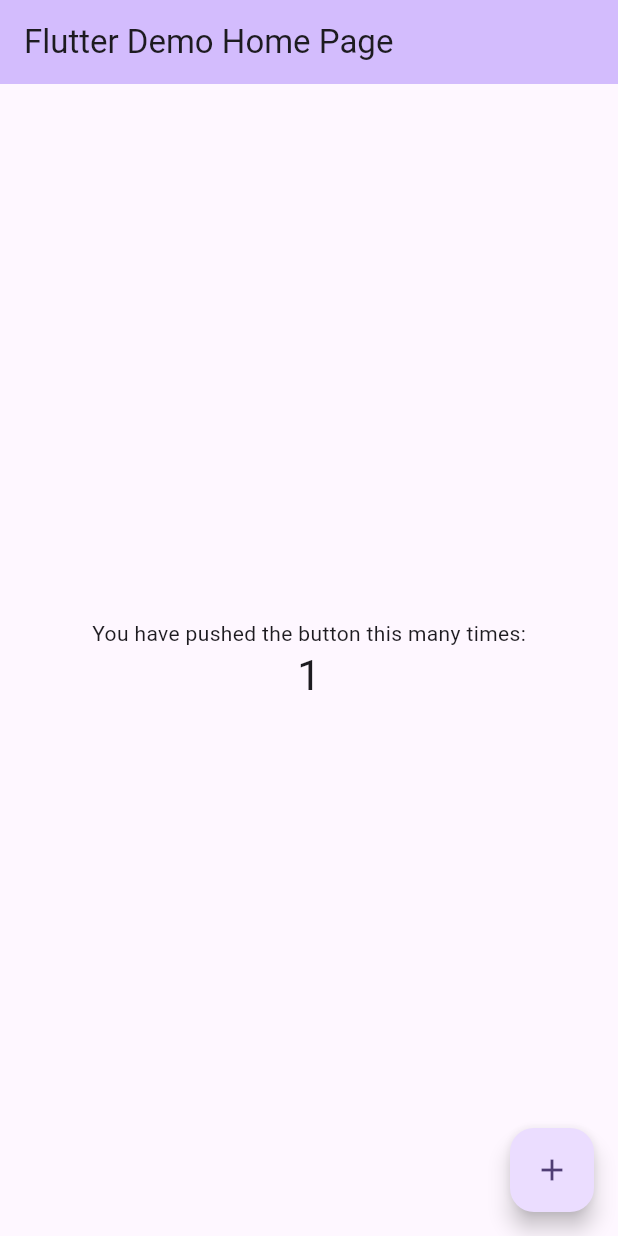
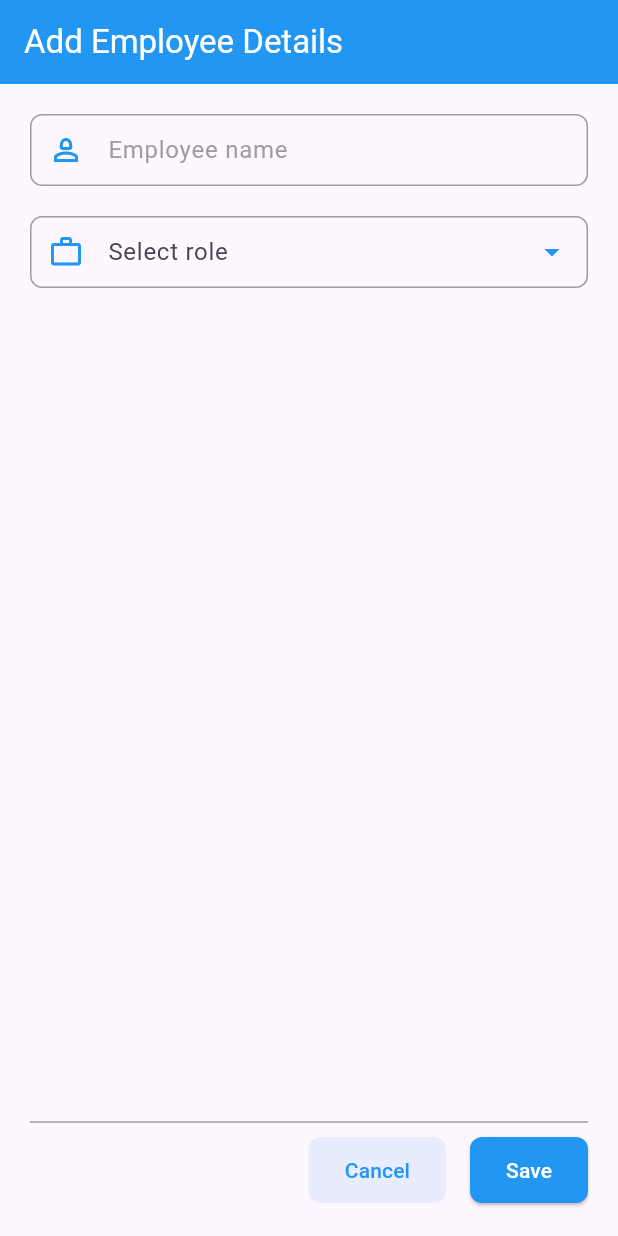
Before and after one commit to imhrsit/RI-Assignment, a Flutter app: the screen it shows after launch, after a tap on the "add" icon, on a phone screen of 412 x 824 dp. Run offline on Flutter 3.47's test engine with Material 3 defaults, Android fonts, the phone set to English and light mode, and no system bars.

Commit message:
home and employee add screen

```diff
--- /dev/null
+++ b/lib/global/colors.dart
@@ -0,0 +1,7 @@
+import 'package:flutter/material.dart';
+
+Color klightBlue = Colors.blueAccent;
+Color kdarkBlue = Colors.blue;
+Color kwhite = Colors.white;
+Color kblack = Colors.black;
+Color kgrey = Colors.grey;
--- a/lib/main.dart
+++ b/lib/main.dart
@@ -1,4 +1,5 @@
 import 'package:flutter/material.dart';
+import 'package:realtime_innovations/views/home_screen.dart';
 
 void main() {
   runApp(const MyApp());
@@ -7,119 +8,15 @@
 class MyApp extends StatelessWidget {
   const MyApp({super.key});
 
-  // This widget is the root of your application.
   @override
   Widget build(BuildContext context) {
     return MaterialApp(
-      title: 'Flutter Demo',
+      debugShowCheckedModeBanner: false,
+      title: 'Realtime Innovations',
       theme: ThemeData(
-        // This is the theme of your application.
-        //
-        // TRY THIS: Try running your application with "flutter run". You'll see
-        // the application has a purple toolbar. Then, without quitting the app,
-        // try changing the seedColor in the colorScheme below to Colors.green
-        // and then invoke "hot reload" (save your changes or press the "hot
-        // reload" button in a Flutter-supported IDE, or press "r" if you used
-        // the command line to start the app).
-        //
-        // Notice that the counter didn't reset back to zero; the application
-        // state is not lost during the reload. To reset the state, use hot
-        // restart instead.
-        //
-        // This works for code too, not just values: Most code changes can be
-        // tested with just a hot reload.
-        colorScheme: ColorScheme.fromSeed(seedColor: Colors.deepPurple),
         useMaterial3: true,
       ),
-      home: const MyHomePage(title: 'Flutter Demo Home Page'),
+      home: const HomeScreen(),
     );
   }
 }
-
-class MyHomePage extends StatefulWidget {
-  const MyHomePage({super.key, required this.title});
-
-  // This widget is the home page of your application. It is stateful, meaning
-  // that it has a State object (defined below) that contains fields that affect
-  // how it looks.
-
-  // This class is the configuration for the state. It holds the values (in this
-  // case the title) provided by the parent (in this case the App widget) and
-  // used by the build method of the State. Fields in a Widget subclass are
-  // always marked "final".
-
-  final String title;
-
-  @override
-  State<MyHomePage> createState() => _MyHomePageState();
-}
-
-class _MyHomePageState extends State<MyHomePage> {
-  int _counter = 0;
-
-  void _incrementCounter() {
-    setState(() {
-      // This call to setState tells the Flutter framework that something has
-      // changed in this State, which causes it to rerun the build method below
-      // so that the display can reflect the updated values. If we changed
-      // _counter without calling setState(), then the build method would not be
-      // called again, and so nothing would appear to happen.
-      _counter++;
-    });
-  }
-
-  @override
-  Widget build(BuildContext context) {
-    // This method is rerun every time setState is called, for instance as done
-    // by the _incrementCounter method above.
-    //
-    // The Flutter framework has been optimized to make rerunning build methods
-    // fast, so that you can just rebuild anything that needs updating rather
-    // than having to individually change instances of widgets.
-    return Scaffold(
-      appBar: AppBar(
-        // TRY THIS: Try changing the color here to a specific color (to
-        // Colors.amber, perhaps?) and trigger a hot reload to see the AppBar
-        // change color while the other colors stay the same.
-        backgroundColor: Theme.of(context).colorScheme.inversePrimary,
-        // Here we take the value from the MyHomePage object that was created by
-        // the App.build method, and use it to set our appbar title.
-        title: Text(widget.title),
-      ),
-      body: Center(
-        // Center is a layout widget. It takes a single child and positions it
-        // in the middle of the parent.
-        child: Column(
-          // Column is also a layout widget. It takes a list of children and
-          // arranges them vertically. By default, it sizes itself to fit its
-          // children horizontally, and tries to be as tall as its parent.
-          //
-          // Column has various properties to control how it sizes itself and
-          // how it positions its children. Here we use mainAxisAlignment to
-          // center the children vertically; the main axis here is the vertical
-          // axis because Columns are vertical (the cross axis would be
-          // horizontal).
-          //
-          // TRY THIS: Invoke "debug painting" (choose the "Toggle Debug Paint"
-          // action in the IDE, or press "p" in the console), to see the
-          // wireframe for each widget.
-          mainAxisAlignment: MainAxisAlignment.center,
-          children: <Widget>[
-            const Text(
-              'You have pushed the button this many times:',
-            ),
-            Text(
-              '$_counter',
-              style: Theme.of(context).textTheme.headlineMedium,
-            ),
-          ],
-        ),
-      ),
-      floatingActionButton: FloatingActionButton(
-        onPressed: _incrementCounter,
-        tooltip: 'Increment',
-        child: const Icon(Icons.add),
-      ), // This trailing comma makes auto-formatting nicer for build methods.
-    );
-  }
-}
--- /dev/null
+++ b/lib/views/add_employee_details.dart
@@ -0,0 +1,169 @@
+import 'package:flutter/material.dart';
+import 'package:realtime_innovations/global/colors.dart';
+
+class AddEmployeeDetails extends StatefulWidget {
+  const AddEmployeeDetails({super.key});
+
+  @override
+  State<AddEmployeeDetails> createState() => _AddEmployeeDetailsState();
+}
+
+class _AddEmployeeDetailsState extends State<AddEmployeeDetails> {
+  String? selectedRole;
+  DateTime? selectedDate;
+  final TextEditingController _nameController = TextEditingController();
+
+  @override
+  void dispose() {
+    _nameController.dispose();
+    super.dispose();
+  }
+
+  @override
+  Widget build(BuildContext context) {
+    return Scaffold(
+      appBar: AppBar(
+        title: const Text('Add Employee Details'),
+        backgroundColor: Colors.blue,
+        foregroundColor: Colors.white,
+        automaticallyImplyLeading: false,
+      ),
+      body: Padding(
+        padding: const EdgeInsets.all(20.0),
+        child: Column(
+          children: [
+            // Updated Employee name text field
+            TextFormField(
+              controller: _nameController,
+              decoration: InputDecoration(
+                labelText: _nameController.text.isEmpty ? 'Employee name' : '',
+                floatingLabelBehavior: FloatingLabelBehavior.auto,
+                labelStyle: TextStyle(color: kgrey),
+                prefixIcon: Icon(Icons.person_2_outlined, color: kdarkBlue,),
+                contentPadding: const EdgeInsets.symmetric(vertical: 10, horizontal: 12),
+                border: OutlineInputBorder(
+                  borderRadius: BorderRadius.circular(8),
+                ),
+                enabledBorder: OutlineInputBorder(
+                  borderRadius: BorderRadius.circular(8),
+                  borderSide: BorderSide(color: kgrey),
+                ),
+                focusedBorder: OutlineInputBorder(
+                  borderRadius: BorderRadius.circular(8),
+                  borderSide: BorderSide(color: kgrey),
+                ),
+              ),
+            ),
+            const SizedBox(height: 20),
+
+            // Updated Role dropdown
+            TextFormField(
+              readOnly: true,
+              onTap: () {
+                showModalBottomSheet(
+                  context: context,
+                  shape: const RoundedRectangleBorder(
+                    borderRadius: BorderRadius.vertical(top: Radius.circular(15)),
+                  ),
+                  builder: (BuildContext context) {
+                    return Container(
+                      padding: const EdgeInsets.symmetric(vertical: 10),
+                      child: Column(
+                        mainAxisSize: MainAxisSize.min,
+                        children: [
+                          'Product Designer',
+                          'Flutter Developer',
+                          'QA Tester',
+                          'Product Owner',
+                        ].map((role) => ListTile(
+                          title: Center(
+                            child: Text(
+                              role,
+                              style: const TextStyle(fontSize: 16),
+                            ),
+                          ),
+                          onTap: () {
+                            setState(() {
+                              selectedRole = role;
+                            });
+                            Navigator.pop(context);
+                          },
+                        )).toList(),
+                      ),
+                    );
+                  },
+                );
+              },
+              controller: TextEditingController(text: selectedRole),
+              decoration: InputDecoration(
+                labelText: selectedRole?.isEmpty ?? true ? 'Select role' : '',
+                prefixIcon: Icon(Icons.work_outline_outlined, color: kdarkBlue),
+                suffixIcon: Icon(Icons.arrow_drop_down, color: kdarkBlue),
+                contentPadding: const EdgeInsets.symmetric(vertical: 10, horizontal: 12),
+                border: OutlineInputBorder(
+                  borderRadius: BorderRadius.circular(8),
+                ),
+                enabledBorder: OutlineInputBorder(
+                  borderRadius: BorderRadius.circular(8),
+                  borderSide: BorderSide(color: kgrey),
+                ),
+                focusedBorder: OutlineInputBorder(
+                  borderRadius: BorderRadius.circular(8),
+                  borderSide: BorderSide(color: kgrey),
+                ),
+              ),
+            ),
+            const SizedBox(height: 16),
+
+            //Date Selectors
+
+
+
+            const Spacer(),
+
+            // Bottom buttons
+            Divider(
+              color: kgrey,
+              thickness: 1,
+            ),
+            Row(
+              mainAxisAlignment: MainAxisAlignment.end,
+              children: [
+                TextButton(
+                  onPressed: () {
+                    Navigator.pop(context);
+                  },
+                  style: TextButton.styleFrom(
+                    backgroundColor: kdarkBlue.withOpacity(0.1),
+                    padding: const EdgeInsets.symmetric(horizontal: 24, vertical: 12),
+                    shape: RoundedRectangleBorder(
+                      borderRadius: BorderRadius.circular(8),
+                    ),
+                  ),
+                  child: Text(
+                    'Cancel',
+                    style: TextStyle(color: kdarkBlue),
+                  ),
+                ),
+                const SizedBox(width: 16),
+                ElevatedButton(
+                  onPressed: () {
+                    // Add save logic here
+                  },
+                  style: ElevatedButton.styleFrom(
+                    backgroundColor: kdarkBlue,
+                    padding: const EdgeInsets.symmetric(horizontal: 24, vertical: 12),
+                    shape: RoundedRectangleBorder(
+                      borderRadius: BorderRadius.circular(8),
+                    ),
+                  ),
+                  child: Text('Save', style: TextStyle(color: kwhite)),
+                ),
+              ],
+            ),
+          ],
+        ),
+      ),
+    );
+  }
+}
--- /dev/null
+++ b/lib/views/home_screen.dart
@@ -0,0 +1,35 @@
+import 'package:flutter/material.dart';
+import 'package:realtime_innovations/global/colors.dart';
+import 'package:realtime_innovations/views/add_employee_details.dart';
+
+class HomeScreen extends StatelessWidget {
+  const HomeScreen({super.key});
+
+  @override
+  Widget build(BuildContext context) {
+    return Scaffold(
+      appBar: AppBar(
+        title: Text('Employee List',
+          style: TextStyle(
+            color: kwhite,
+          ),
+        ),
+        backgroundColor: kdarkBlue,
+
+      ),
+      body: const Center(
+        child: Text('No employee records found!'),
+      ),
+      floatingActionButton: FloatingActionButton(
+        onPressed: () {
+          Navigator.push(
+            context,
+            MaterialPageRoute(builder: (context) => const AddEmployeeDetails()),
+          );
+        },
+        backgroundColor: kdarkBlue,
+        child: Icon(Icons.add, color: kwhite),
+      ),
+    );
+  }
+}
```
